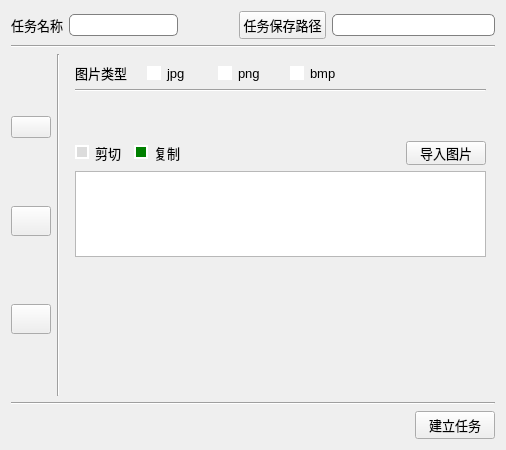
This is build_task.ui in feiyuhuahuo/HuaHuoLabel as Qt 5 draws it before an edit. The edited form follows.
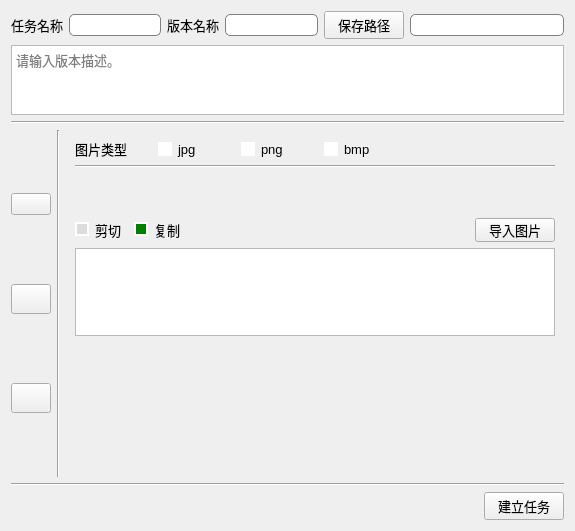
This is the edited form. Icons and pictures are not drawn.

Commit message: doing version function

Patch:
```diff
--- a/build_task.ui
+++ b/build_task.ui
@@ -6,8 +6,8 @@
    <rect>
     <x>0</x>
     <y>0</y>
-    <width>506</width>
-    <height>450</height>
+    <width>575</width>
+    <height>531</height>
    </rect>
   </property>
   <property name="sizePolicy">
@@ -25,7 +25,7 @@
   </property>
   <layout class="QVBoxLayout" name="verticalLayout_3">
    <item>
-    <layout class="QHBoxLayout" name="horizontalLayout_10" stretch="1,4,2,1,6">
+    <layout class="QHBoxLayout" name="horizontalLayout_10" stretch="1,3,1,3,1,5">
      <property name="spacing">
       <number>6</number>
      </property>
@@ -56,17 +56,33 @@
       </widget>
      </item>
      <item>
-      <spacer name="horizontalSpacer_2">
-       <property name="orientation">
-        <enum>Qt::Horizontal</enum>
+      <widget class="QLabel" name="label_10">
+       <property name="font">
+        <font>
+         <pointsize>10</pointsize>
+        </font>
        </property>
-       <property name="sizeHint" stdset="0">
+       <property name="text">
+        <string>版本名称</string>
+       </property>
+      </widget>
+     </item>
+     <item>
+      <widget class="QLineEdit" name="lineEdit_version">
+       <property name="minimumSize">
         <size>
-         <width>40</width>
-         <height>20</height>
+         <width>0</width>
+         <height>22</height>
         </size>
        </property>
-      </spacer>
+       <property name="styleSheet">
+        <string notr="true">border: 1px solid gray;
+border-radius: 5px;</string>
+       </property>
+       <property name="readOnly">
+        <bool>false</bool>
+       </property>
+      </widget>
      </item>
      <item>
       <widget class="QPushButton" name="pushButton_save_path">
@@ -76,7 +92,7 @@
         </font>
        </property>
        <property name="text">
-        <string>任务保存路径</string>
+        <string>保存路径</string>
        </property>
       </widget>
      </item>
@@ -99,6 +115,21 @@
      </item>
     </layout>
    </item>
+   <item>
+    <widget class="QTextBrowser" name="textBrowser_des">
+     <property name="font">
+      <font>
+       <pointsize>10</pointsize>
+      </font>
+     </property>
+     <property name="readOnly">
+      <bool>false</bool>
+     </property>
+     <property name="placeholderText">
+      <string>请输入版本描述。</string>
+     </property>
+    </widget>
+   </item>
    <item>
     <widget class="Line" name="line_3">
      <property name="orientation">
```
Left out of the diff: 6 changed lines with no effect on the pictures. The commit also changes 49 other files.
